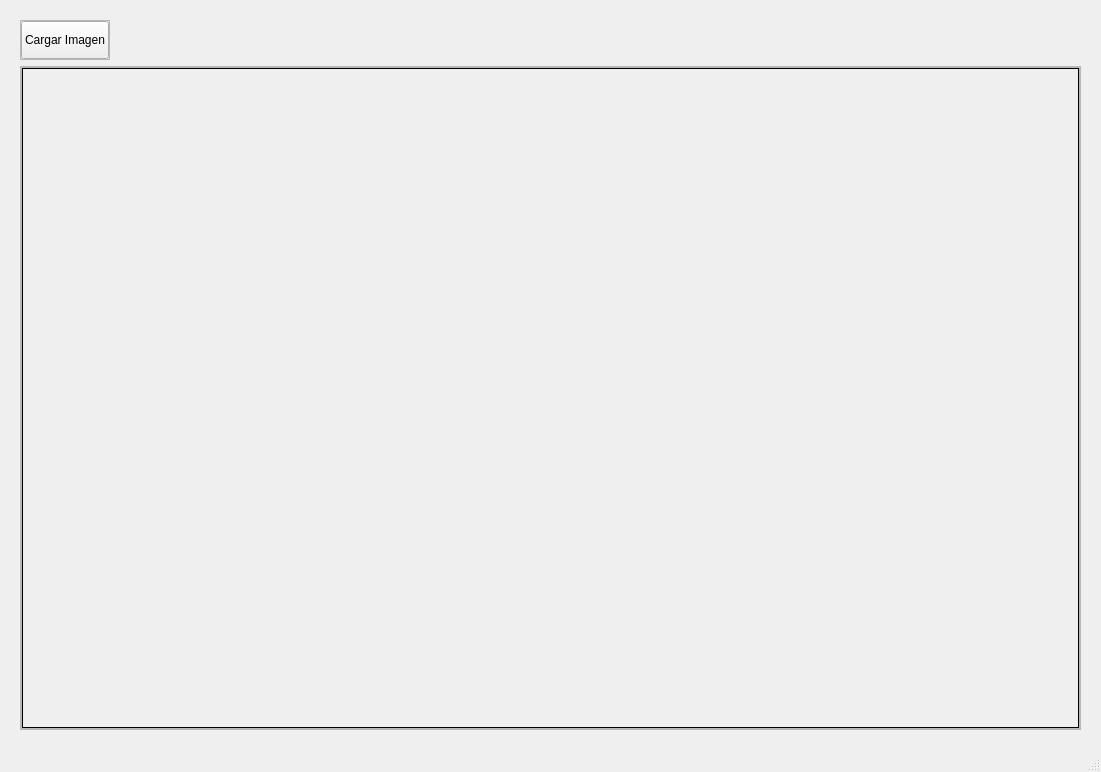
Qt form views/ndvi_ui.ui (JoeSvr95/NDVI-Checking) before a commit.
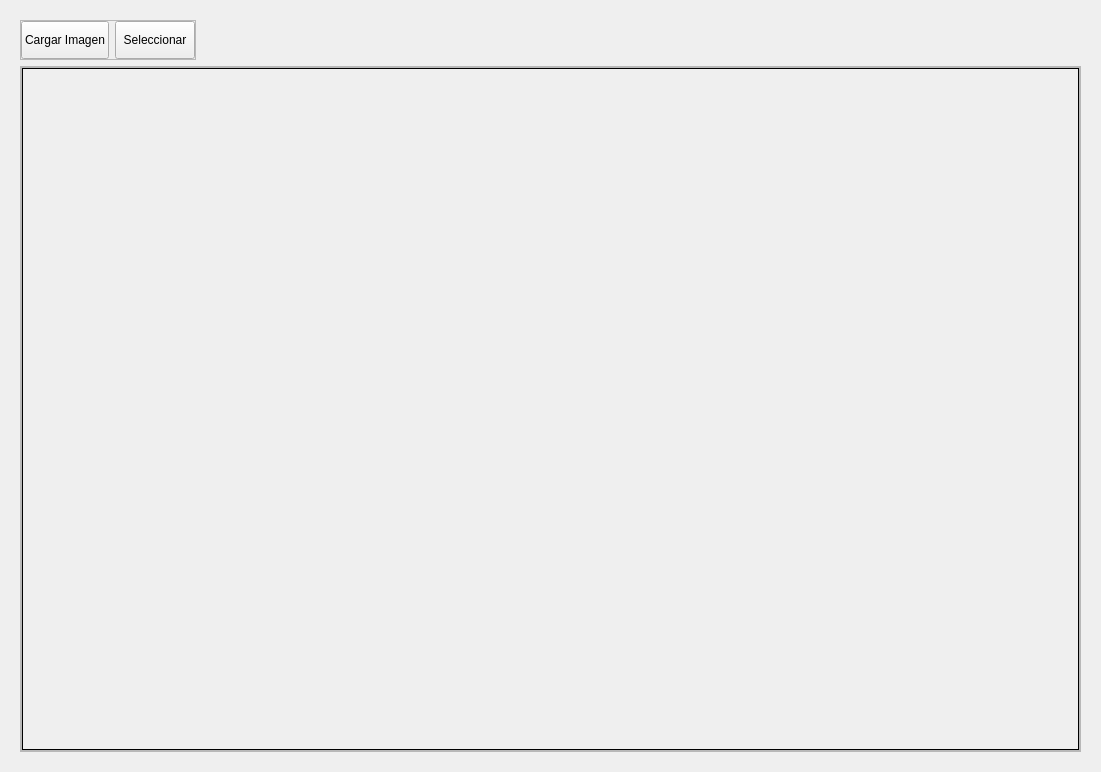
The same form after that commit.

Commit message: Función para poder dibujar en la imágen

The edit to the form file:
```diff
--- a/views/ndvi_ui.ui
+++ b/views/ndvi_ui.ui
@@ -81,6 +81,19 @@
            </property>
           </widget>
          </item>
+         <item>
+          <widget class="QPushButton" name="selectBtn">
+           <property name="sizePolicy">
+            <sizepolicy hsizetype="Minimum" vsizetype="Preferred">
+             <horstretch>0</horstretch>
+             <verstretch>0</verstretch>
+            </sizepolicy>
+           </property>
+           <property name="text">
+            <string>Seleccionar</string>
+           </property>
+          </widget>
+         </item>
         </layout>
        </widget>
       </item>
@@ -115,8 +128,8 @@
              <rect>
               <x>0</x>
               <y>0</y>
-              <width>1053</width>
-              <height>626</height>
+              <width>1057</width>
+              <height>682</height>
              </rect>
             </property>
             <property name="layoutDirection">
@@ -156,17 +169,6 @@
     </item>
    </layout>
   </widget>
-  <widget class="QMenuBar" name="menubar">
-   <property name="geometry">
-    <rect>
-     <x>0</x>
-     <y>0</y>
-     <width>1101</width>
-     <height>26</height>
-    </rect>
-   </property>
-  </widget>
-  <widget class="QStatusBar" name="statusbar"/>
  </widget>
  <resources/>
  <connections/>
```
The commit also changes 2 other files.
